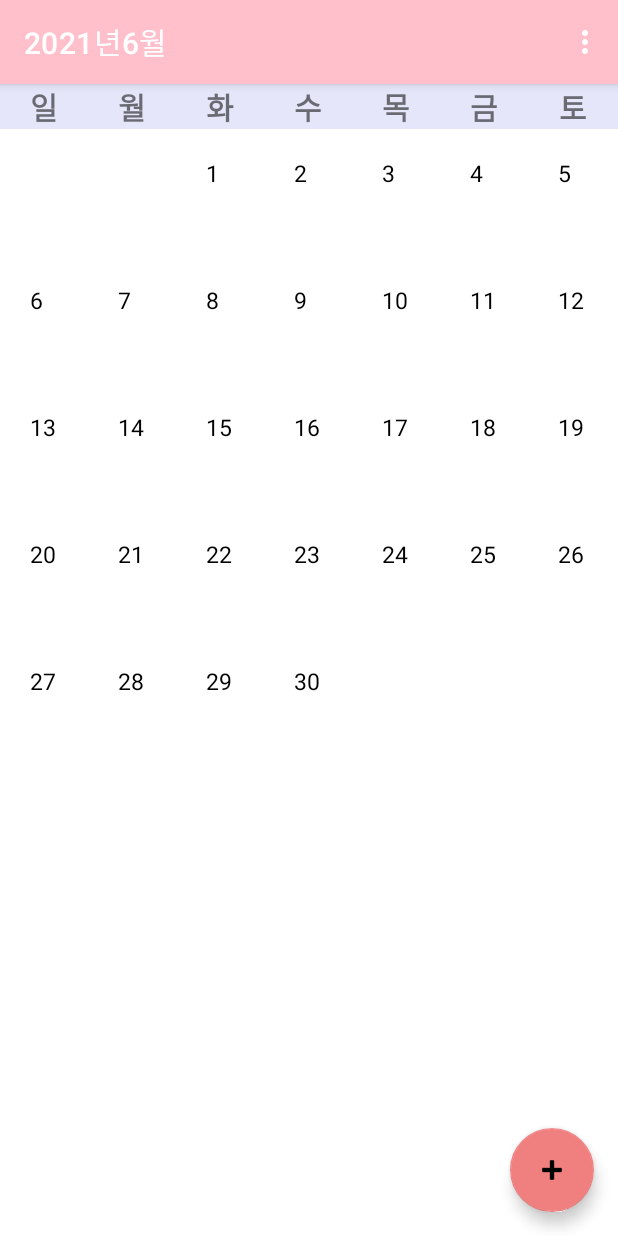
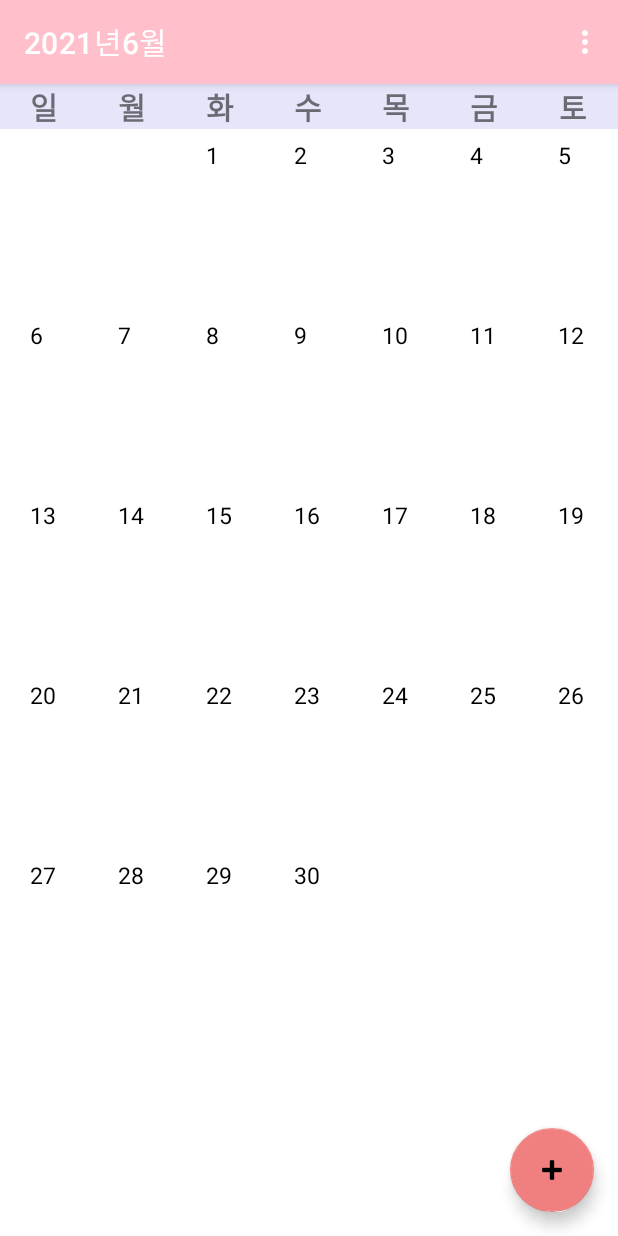
Before and after one commit to jimin1211/AndroidProject2, an Android app: the screen it shows after launch (MainActivity), on a phone screen of 412 x 824 dp. Run offline under Robolectric (Android 15) with nearby library versions, the phone set to English and light mode, and no system bars.

Commit message:
스크롤뷰, gridview height

```diff
--- a/app/src/main/java/com/android/androidproject2/DayAdapter.java
+++ b/app/src/main/java/com/android/androidproject2/DayAdapter.java
@@ -40,11 +40,21 @@ public class DayAdapter extends BaseAdapter {
 
     @Override
     public View getView(int position, View convertView, ViewGroup parent) {
+        //int Pheight = parent.getHeight();
+        //int Cheight = convertView.getHeight();
+
         if (convertView == null) { // 해당 항목 뷰가 이전에 생성된 적이 없는 경우
             LayoutInflater inflater = (LayoutInflater) mContext.getSystemService(Context.LAYOUT_INFLATER_SERVICE);
             // 항목 뷰를 정의한 xml 리소스(여기서는 mResource 값)으로부터 항목 뷰 객체를 메모리로 로드
             convertView = inflater.inflate(mResource, parent,false);
         }
+        ViewGroup.LayoutParams param = convertView.getLayoutParams();
+        if(param == null){
+            param = new ViewGroup.LayoutParams(ViewGroup.LayoutParams.MATCH_PARENT, ViewGroup.LayoutParams.WRAP_CONTENT);
+        }
+
+        param.height = 180; //60dp
+
         // convertView 변수로 참조되는 항목 뷰 객체내에 포함된 이미지뷰 객체를 id를 통해 얻어옴
 
         TextView grid_day = (TextView) convertView.findViewById(R.id.item_textview);
--- a/app/src/main/java/com/android/androidproject2/MonthCalendarFragment.java
+++ b/app/src/main/java/com/android/androidproject2/MonthCalendarFragment.java
@@ -277,6 +277,16 @@ public class MonthCalendarFragment extends Fragment {
             for(int i = 0; i <= 23; i++) {
                 time[i] = i+"";
             }
+            /*//girdview id를 가진 화면 레이아웃에 정의된 GridVies 객체 로딩
+            GridView tmgrid = (GridView) rootview.findViewById(R.id.timegrid);
+            //어댑터 준비 (date 배열 객체 이용, simple_list_item_1 리소스 사용)
+            ArrayAdapter<String> tmgridAdapter = new ArrayAdapter<String>(
+                    getActivity(),
+                    android.R.layout.simple_list_item_1,
+                    time);
+            //어댑터를 GridView 객체에 연결
+            tmgrid.setAdapter(tmgridAdapter);*/
+
 
             LinearLayout layout = (LinearLayout)rootview.findViewById(R.id.LinearLayout);
 
@@ -285,7 +295,7 @@ public class MonthCalendarFragment extends Fragment {
                 TextView tv = new TextView(getActivity());  // 새로 추가할 textView 생성
                 //ContextThemeWrapper ctw = new ContextThemeWrapper(getActivity(), R.style.VerticalScrollableTextView);
                 //tv = new TextView(ctw);
-                tv.setText(i+"");  // textView에 내용 추가
+                tv.setText("\n"+i+"\n");  // textView에 내용 추가
 
                 LinearLayout.LayoutParams layoutParams = new LinearLayout.LayoutParams(LinearLayout.LayoutParams.WRAP_CONTENT , LinearLayout.LayoutParams.WRAP_CONTENT ,1);
 
--- a/app/src/main/res/layout/fragment_month_calendar.xml
+++ b/app/src/main/res/layout/fragment_month_calendar.xml
@@ -9,12 +9,12 @@
     <!-- TODO: Update blank fragment layout -->
 
 
-    <LinearLayout
+    <!--<LinearLayout
         android:layout_width="wrap_content"
         android:layout_height="match_parent"
         android:orientation="vertical"
         android:layout_marginTop="60dp"
-        android:id="@+id/LinearLayout"/>
+        android:id="@+id/LinearLayout"/>-->
 
     <LinearLayout
         android:layout_width="match_parent"
@@ -29,11 +29,38 @@
                 android:layout_width="match_parent"
                 android:layout_height="match_parent"
                 android:layout_marginTop="30dp"
-                android:numColumns="7"
-                android:verticalSpacing="25dp"/>
+                android:numColumns="7"/>
         </FrameLayout>
 
-        <FrameLayout
+
+        <ScrollView
+            android:layout_width="match_parent"
+            android:layout_height="match_parent">
+
+            <LinearLayout
+                android:layout_width="match_parent"
+                android:layout_height="match_parent"
+                android:orientation="horizontal">
+                <LinearLayout
+                    android:layout_width="wrap_content"
+                    android:layout_height="match_parent"
+                    android:orientation="vertical"
+                    android:id="@+id/LinearLayout"/>
+                <FrameLayout
+                    android:layout_width="wrap_content"
+                    android:layout_height="match_parent">
+
+                    <GridView
+                        android:id="@+id/gridview_week"
+                        android:layout_width="match_parent"
+                        android:layout_height="match_parent"
+                        android:verticalSpacing="4dp"
+                        android:numColumns="7" />
+                </FrameLayout>
+            </LinearLayout>
+        </ScrollView>
+
+        <!--<FrameLayout
             android:layout_width="wrap_content"
             android:layout_height="wrap_content">
             <GridView
@@ -41,10 +68,7 @@
                 android:layout_width="match_parent"
                 android:layout_height="match_parent"
                 android:numColumns="7" />
-            <!--android:background="@color/black"
-            android:verticalSpacing="10dp"
-            android:horizontalSpacing="10dp"-->
-        </FrameLayout>
+        </FrameLayout>-->
 
     </LinearLayout>
 
--- a/app/src/main/res/layout/fragment_week_calendar.xml
+++ b/app/src/main/res/layout/fragment_week_calendar.xml
@@ -11,7 +11,7 @@
         android:layout_height="35dp"
         android:layout_marginLeft="20dp"
         android:layout_weight="1"
-        android:layout_gravity="center"
+        android:layout_gravity="top"
         android:gravity="center_vertical"
         android:textColor="@color/black"
         android:textSize="15dp" />
```
